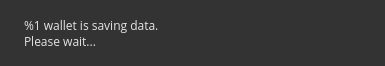
This is src/gui/ui/exitwidget.ui in ConcealNetwork/conceal-desktop as Qt 5 draws it before an edit. The edited form follows.
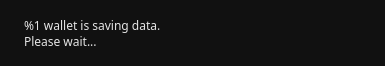
This is the edited form.

Diff of the .ui file:
```diff
--- a/src/gui/ui/exitwidget.ui
+++ b/src/gui/ui/exitwidget.ui
@@ -14,7 +14,7 @@
    <string>Saving data</string>
   </property>
   <property name="styleSheet">
-   <string notr="true">background-color: #333;
+   <string notr="true">background-color: #111;
 color: #e5e5e5;
 border: 0px;</string>
   </property>
@@ -30,7 +30,7 @@
     <widget class="QLabel" name="m_label">
      <property name="font">
       <font>
-       <family>Open Sans</family>
+       <family>Poppins</family>
        <pointsize>9</pointsize>
       </font>
      </property>
```
